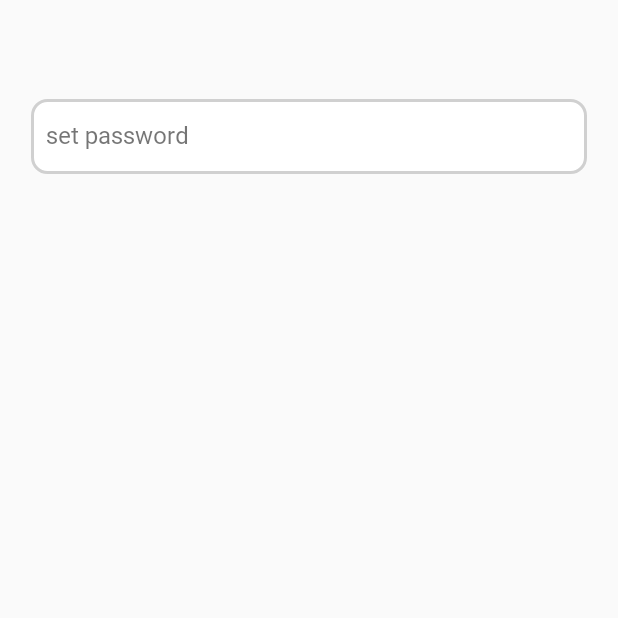
After one commit to sanhee16/AOS-Memo, an Android app: the SettingActivity screen opened directly, with no data from a screen before it, on a phone screen of 412 x 824 dp, the top half of it. The commit adds this screen. Run offline under Robolectric (Android 15) with nearby library versions, the phone set to English and light mode, and no system bars; our stand-ins replace Room's generated code, data binding.

Commit message:
add setting
- add setting activity
- add set password button

```diff
--- a/app/src/main/AndroidManifest.xml
+++ b/app/src/main/AndroidManifest.xml
@@ -27,6 +27,9 @@
         <activity
             android:name="com.sandy.memo.view.MemoEditPageActivity"
             android:theme="@style/Theme.MvvmPattern" />
+        <activity
+            android:name="com.sandy.memo.view.SettingActivity"
+            android:theme="@style/Theme.MvvmPattern" />
     </application>
 
 </manifest>
--- a/app/src/main/java/com/sandy/memo/di/appModules.kt
+++ b/app/src/main/java/com/sandy/memo/di/appModules.kt
@@ -6,6 +6,7 @@ import com.sandy.memo.repository.MemoRepository
 import com.sandy.memo.viewmodel.DataShowViewModel
 import com.sandy.memo.viewmodel.MemoActivityViewModel
 import com.sandy.memo.viewmodel.MemoEditViewModel
+import com.sandy.memo.viewmodel.SettingActivityViewModel
 import org.koin.androidx.viewmodel.dsl.viewModel
 import org.koin.android.ext.koin.androidContext
 import org.koin.dsl.module // dsl : domain specific language
@@ -19,6 +20,7 @@ val viewModelModules = module {
     viewModel { DataShowViewModel(get()) }
     viewModel { MemoActivityViewModel(get()) }
     viewModel { MemoEditViewModel(get()) }
+    viewModel { SettingActivityViewModel(get()) }
 }
 
 val repository = module {
--- a/app/src/main/java/com/sandy/memo/view/MemoActivity.kt
+++ b/app/src/main/java/com/sandy/memo/view/MemoActivity.kt
@@ -16,6 +16,7 @@ import com.sandy.memo.viewmodel.BaseViewModel.Companion.CHECK_PASSWORD
 import com.sandy.memo.viewmodel.BaseViewModel.Companion.HIDE_PROGRESS_BAR
 import com.sandy.memo.viewmodel.BaseViewModel.Companion.MAKE_NEW_MEMO
 import com.sandy.memo.viewmodel.BaseViewModel.Companion.RIGHT_PASSWORD
+import com.sandy.memo.viewmodel.BaseViewModel.Companion.SETTING
 import com.sandy.memo.viewmodel.BaseViewModel.Companion.SHOW_DIALOG
 import com.sandy.memo.viewmodel.BaseViewModel.Companion.SHOW_PROGRESS_BAR
 import com.sandy.memo.viewmodel.MemoActivityViewModel
@@ -110,6 +111,9 @@ class MemoActivity : BaseActivity() {
                     RIGHT_PASSWORD -> {
                         enterPassword.dismiss()
                     }
+                    SETTING -> {
+                        startActivityWithFinish<SettingActivity>()
+                    }
                 }
             }
         })
--- /dev/null
+++ b/app/src/main/java/com/sandy/memo/view/SettingActivity.kt
@@ -0,0 +1,45 @@
+package com.sandy.memo.view
+
+import android.os.Bundle
+import androidx.databinding.DataBindingUtil
+import androidx.recyclerview.widget.LinearLayoutManager
+import com.sandy.memo.BaseActivity
+import com.sandy.memo.Constants
+import com.sandy.memo.R
+import com.sandy.memo.adapter.MemoListAdapter
+import com.sandy.memo.databinding.ActivityMemoBinding
+import com.sandy.memo.databinding.ActivitySettingBinding
+import com.sandy.memo.entity.Memo
+import com.sandy.memo.util.DialogType1
+import com.sandy.memo.util.EnterPassword
+import com.sandy.memo.viewmodel.BaseViewModel.Companion.ALERT_WRONG_PASSWORD
+import com.sandy.memo.viewmodel.BaseViewModel.Companion.CHECK_PASSWORD
+import com.sandy.memo.viewmodel.BaseViewModel.Companion.HIDE_PROGRESS_BAR
+import com.sandy.memo.viewmodel.BaseViewModel.Companion.MAKE_NEW_MEMO
+import com.sandy.memo.viewmodel.BaseViewModel.Companion.RIGHT_PASSWORD
+import com.sandy.memo.viewmodel.BaseViewModel.Companion.SHOW_DIALOG
+import com.sandy.memo.viewmodel.BaseViewModel.Companion.SHOW_PROGRESS_BAR
+import com.sandy.memo.viewmodel.MemoActivityViewModel
+import com.sandy.memo.viewmodel.SettingActivityViewModel
+import org.koin.androidx.viewmodel.ext.android.viewModel
+
+class SettingActivity : BaseActivity() {
+    private lateinit var b: ActivitySettingBinding
+    private val vm: SettingActivityViewModel by viewModel()
+
+    override fun onCreate(savedInstanceState: Bundle?) {
+        super.onCreate(savedInstanceState)
+        initDataBinding()
+        observeLiveData()
+    }
+
+    private fun initDataBinding() {
+        b = DataBindingUtil.setContentView(this, R.layout.activity_setting)
+        b.lifecycleOwner = this
+        b.vm = this.vm
+
+    }
+
+    private fun observeLiveData() {
+    }
+}
--- a/app/src/main/java/com/sandy/memo/viewmodel/BaseViewModel.kt
+++ b/app/src/main/java/com/sandy/memo/viewmodel/BaseViewModel.kt
@@ -24,6 +24,7 @@ open class BaseViewModel : ViewModel() {
         const val CHECK_PASSWORD = "CHECK_PASSWORD"
         const val ALERT_WRONG_PASSWORD = "ALERT_WRONG_PASSWORD"
         const val RIGHT_PASSWORD = "RIGHT_PASSWORD"
+        const val SETTING = "SETTING"
     }
 
     fun viewEvent(content: Any) {
--- a/app/src/main/java/com/sandy/memo/viewmodel/MemoActivityViewModel.kt
+++ b/app/src/main/java/com/sandy/memo/viewmodel/MemoActivityViewModel.kt
@@ -54,6 +54,10 @@ class MemoActivityViewModel(
         dismissEditMode()
     }
 
+    fun onClickSetting() {
+        viewEvent(SETTING)
+    }
+
     fun onClickItem(id: Int) {
         // 비밀번호 확인
         this.id = id
--- /dev/null
+++ b/app/src/main/java/com/sandy/memo/viewmodel/SettingActivityViewModel.kt
@@ -0,0 +1,21 @@
+package com.sandy.memo.viewmodel
+
+import android.util.Log
+import androidx.lifecycle.LiveData
+import androidx.lifecycle.MutableLiveData
+import com.sandy.memo.Constants
+import com.sandy.memo.MyApplication
+import com.sandy.memo.MyApplication.Companion.prefs
+import com.sandy.memo.repository.MemoRepository
+import kotlinx.coroutines.CoroutineScope
+import kotlinx.coroutines.Dispatchers
+import kotlinx.coroutines.launch
+
+class SettingActivityViewModel(
+    private val memoRepository: MemoRepository
+) : BaseViewModel() {
+
+    fun onClickSetPassword() {
+
+    }
+}
--- /dev/null
+++ b/app/src/main/res/drawable/setting_item.xml
@@ -0,0 +1,14 @@
+<?xml version="1.0" encoding="utf-8"?>
+<layer-list xmlns:android="http://schemas.android.com/apk/res/android"
+    android:layout_width="wrap_content"
+    android:layout_height="wrap_content">
+    <item>
+        <shape android:shape="rectangle">
+            <corners android:radius="10dp" />
+            <solid android:color="#fff" />
+            <stroke
+                android:width="2dp"
+                android:color="#D0D0D0" />
+        </shape>
+    </item>
+</layer-list>
--- a/app/src/main/res/layout/activity_memo.xml
+++ b/app/src/main/res/layout/activity_memo.xml
@@ -29,14 +29,30 @@
             android:id="@+id/btn_add"
             android:layout_width="@dimen/button_size"
             android:layout_height="@dimen/button_size"
+            android:layout_marginEnd="10dp"
             android:background="@drawable/add"
             android:backgroundTint="@color/buttonColor"
             android:gravity="center"
             android:onClick="@{()->vm.onClickAddBtn()}"
             android:visibility="@{!isEditMode ? View.VISIBLE : View.GONE}"
             app:layout_constraintBottom_toBottomOf="@+id/guide_top"
-            app:layout_constraintEnd_toStartOf="@+id/btn_delete"
+            app:layout_constraintEnd_toStartOf="@+id/btn_setting"
             app:layout_constraintTop_toTopOf="parent" />
+
+        <Button
+            android:id="@+id/btn_setting"
+            android:layout_width="@dimen/button_size"
+            android:layout_height="@dimen/button_size"
+            android:layout_marginStart="10dp"
+            android:background="@drawable/setting"
+            android:backgroundTint="@color/buttonColor"
+            android:gravity="center"
+            android:onClick="@{()->vm.onClickSetting()}"
+            android:visibility="@{isEditMode ? View.GONE : View.VISIBLE}"
+            app:layout_constraintBottom_toBottomOf="@+id/guide_top"
+            app:layout_constraintEnd_toEndOf="@+id/guide_right"
+            app:layout_constraintTop_toTopOf="parent"
+            tools:visibility="visible" />
 
         <Button
             android:id="@+id/btn_delete"
--- /dev/null
+++ b/app/src/main/res/layout/activity_setting.xml
@@ -0,0 +1,63 @@
+<?xml version="1.0" encoding="utf-8"?>
+<layout xmlns:android="http://schemas.android.com/apk/res/android"
+    xmlns:app="http://schemas.android.com/apk/res-auto"
+    xmlns:tools="http://schemas.android.com/tools">
+
+    <data>
+
+        <import type="android.view.View" />
+
+        <variable
+            name="vm"
+            type="com.sandy.memo.viewmodel.SettingActivityViewModel" />
+
+        <variable
+            name="act"
+            type="com.sandy.memo.view.SettingActivity" />
+    </data>
+
+    <androidx.constraintlayout.widget.ConstraintLayout
+        android:layout_width="match_parent"
+        android:layout_height="match_parent"
+        tools:context=".MainActivity">
+
+
+        <androidx.constraintlayout.widget.Guideline
+            android:id="@+id/guide_top"
+            android:layout_width="wrap_content"
+            android:layout_height="0dp"
+            android:orientation="horizontal"
+            app:layout_constraintGuide_percent="0.08" />
+
+        <androidx.constraintlayout.widget.Guideline
+            android:id="@+id/guide_right"
+            android:layout_width="0dp"
+            android:layout_height="wrap_content"
+            android:orientation="vertical"
+            app:layout_constraintGuide_percent="0.95" />
+
+        <androidx.constraintlayout.widget.Guideline
+            android:id="@+id/guide_left"
+            android:layout_width="0dp"
+            android:layout_height="wrap_content"
+            android:orientation="vertical"
+            app:layout_constraintGuide_percent="0.05" />
+
+        <TextView
+            android:id="@+id/password_setting"
+            android:layout_width="0dp"
+            android:layout_height="@dimen/setting_item_height"
+            android:background="@drawable/setting_item"
+            android:fontFamily="@font/notosan_regular"
+            android:gravity="center_vertical"
+            android:includeFontPadding="false"
+            android:onClick="@{()->vm.onClickSetPassword()}"
+            android:paddingLeft="10dp"
+            android:text="@string/setting_password"
+            android:textSize="@dimen/setting_item_text_size"
+            app:layout_constraintEnd_toEndOf="@+id/guide_right"
+            app:layout_constraintStart_toStartOf="@+id/guide_left"
+            app:layout_constraintTop_toTopOf="@+id/guide_top" />
+
+    </androidx.constraintlayout.widget.ConstraintLayout>
+</layout>
--- a/app/src/main/res/values/dimens.xml
+++ b/app/src/main/res/values/dimens.xml
@@ -6,4 +6,6 @@
     <dimen name="dialog_btn_text_size">12dp</dimen>
     <dimen name="dialog_message_text_size">16dp</dimen>
     <dimen name="password_text_size">16dp</dimen>
+    <dimen name="setting_item_height">50dp</dimen>
+    <dimen name="setting_item_text_size">16dp</dimen>
 </resources>
--- a/app/src/main/res/values/strings.xml
+++ b/app/src/main/res/values/strings.xml
@@ -13,4 +13,5 @@
     <string name="wrong_password">Wrong password.</string>
     <string name="cancel_make_password">cancel creation</string>
     <string name="make_password">create</string>
+    <string name="setting_password">set password</string>
 </resources>
```
Also changed, not shown: 1 other file.
